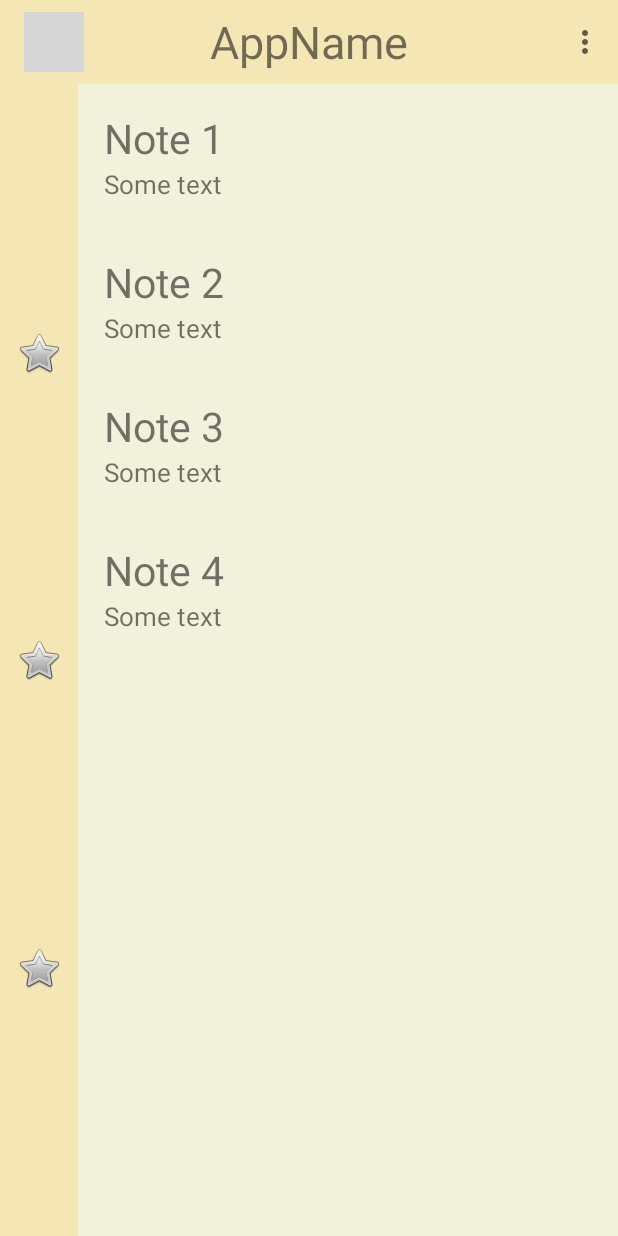
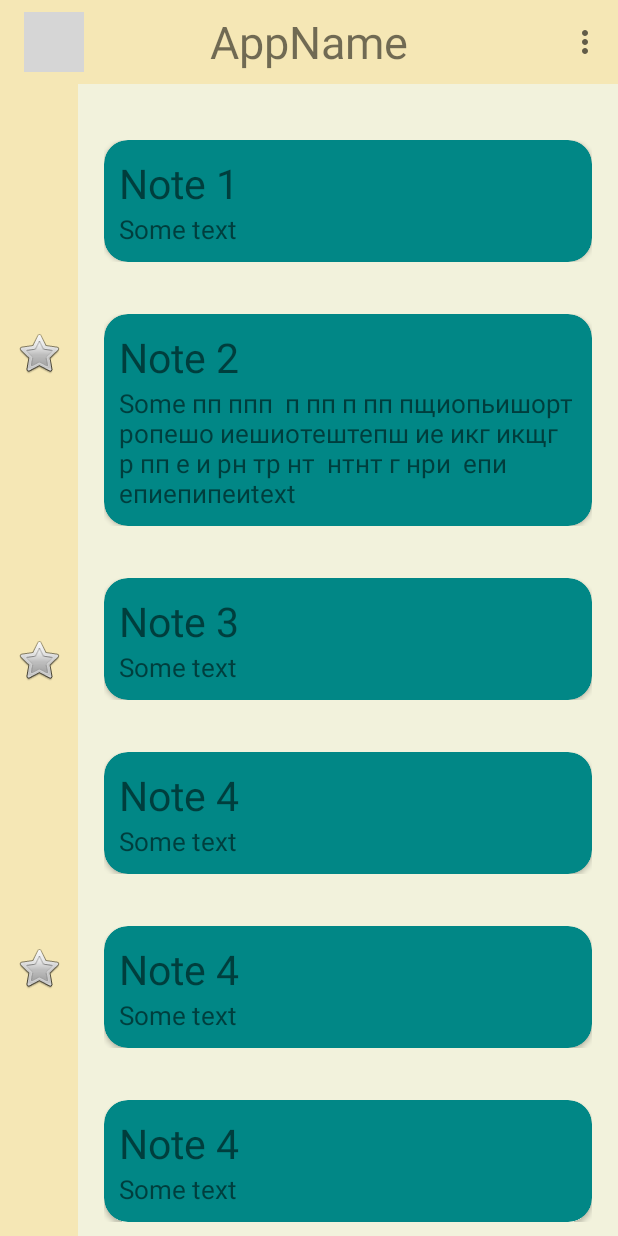
Before and after one commit to GITUG01/notesreferences, an Android app: the screen it shows after launch (MainActivity), on a phone screen of 412 x 824 dp. Run offline under Robolectric (Android 15) with nearby library versions, the phone set to English and light mode, and no system bars; grey boxes are pictures that could not be loaded.

```diff
--- a/app/src/main/java/com/example/notesreferences/MainActivity.java
+++ b/app/src/main/java/com/example/notesreferences/MainActivity.java
@@ -38,8 +38,14 @@ public class MainActivity extends AppCompatActivity {
         setSupportActionBar(toolbar);
 
         noteRepo.addNote(new NoteEntity("Note 1", "Some text"));
-        noteRepo.addNote(new NoteEntity("Note 2", "Some text"));
+        noteRepo.addNote(new NoteEntity("Note 2", "Some пп ппп  п пп п пп пщиопьишорт ропешо иешиотештепш ие икг икщг р пп е и рн тр нт  нтнт г нри  епи   епиепипеиtext"));
         noteRepo.addNote(new NoteEntity("Note 3", "Some text"));
+        noteRepo.addNote(new NoteEntity("Note 4", "Some text"));
+        noteRepo.addNote(new NoteEntity("Note 4", "Some text"));
+        noteRepo.addNote(new NoteEntity("Note 4", "Some text"));
+        noteRepo.addNote(new NoteEntity("Note 4", "Some text"));
+        noteRepo.addNote(new NoteEntity("Note 4", "Some text"));
+        noteRepo.addNote(new NoteEntity("Note 4", "Some text"));
         noteRepo.addNote(new NoteEntity("Note 4", "Some text"));
 
     }
--- a/app/src/main/res/layout/activity_main.xml
+++ b/app/src/main/res/layout/activity_main.xml
@@ -98,11 +98,25 @@
 
         </androidx.constraintlayout.widget.ConstraintLayout>
 
+        <LinearLayout
+            android:layout_width="match_parent"
+            android:layout_height="match_parent"
+            android:orientation="vertical">
 
-        <androidx.recyclerview.widget.RecyclerView
-            android:id="@+id/recycler"
-            android:layout_width="match_parent"
-            android:layout_height="match_parent" />
+            <androidx.recyclerview.widget.RecyclerView
+                android:id="@+id/item_recycler"
+                android:layout_width="match_parent"
+                android:padding="10dp"
+                android:layout_height="20dp"/>
+
+            <androidx.recyclerview.widget.RecyclerView
+                android:id="@+id/recycler"
+                android:layout_width="match_parent"
+                android:layout_height="match_parent" />
+
+        </LinearLayout>
+
+
 
     </LinearLayout>
 
--- a/app/src/main/res/layout/note.xml
+++ b/app/src/main/res/layout/note.xml
@@ -2,8 +2,21 @@
 <LinearLayout xmlns:android="http://schemas.android.com/apk/res/android"
     android:layout_width="match_parent"
     android:layout_height="wrap_content"
+    xmlns:app="http://schemas.android.com/apk/res-auto"
     android:orientation="vertical"
     android:padding="17dp">
+
+    <androidx.cardview.widget.CardView
+        android:layout_width="match_parent"
+        android:layout_height="wrap_content"
+        app:cardCornerRadius="16dp"
+        app:cardBackgroundColor="@color/teal_700">
+
+        <LinearLayout
+            android:layout_width="match_parent"
+            android:layout_height="wrap_content"
+            android:padding="10dp"
+            android:orientation="vertical">
 
             <TextView
                 android:id="@+id/title_text"
@@ -21,3 +34,12 @@
                 android:textSize="17sp" />
 
         </LinearLayout>
+
+    </androidx.cardview.widget.CardView>
+
+
+
+
+
+
+</LinearLayout>
```
Also changed, not shown: app/src/main/java/com/example/notesreferences/categories/domain/CategoryEmpty.java (added, +28 -0 lines), app/src/main/java/com/example/notesreferences/categories/ui/CategoryAdapter.java (added, +34 -0 lines), app/src/main/java/com/example/notesreferences/categories/ui/CategoryViewHolder.java (added, +12 -0 lines). Lines whose indentation alone changed are shown as unchanged.
